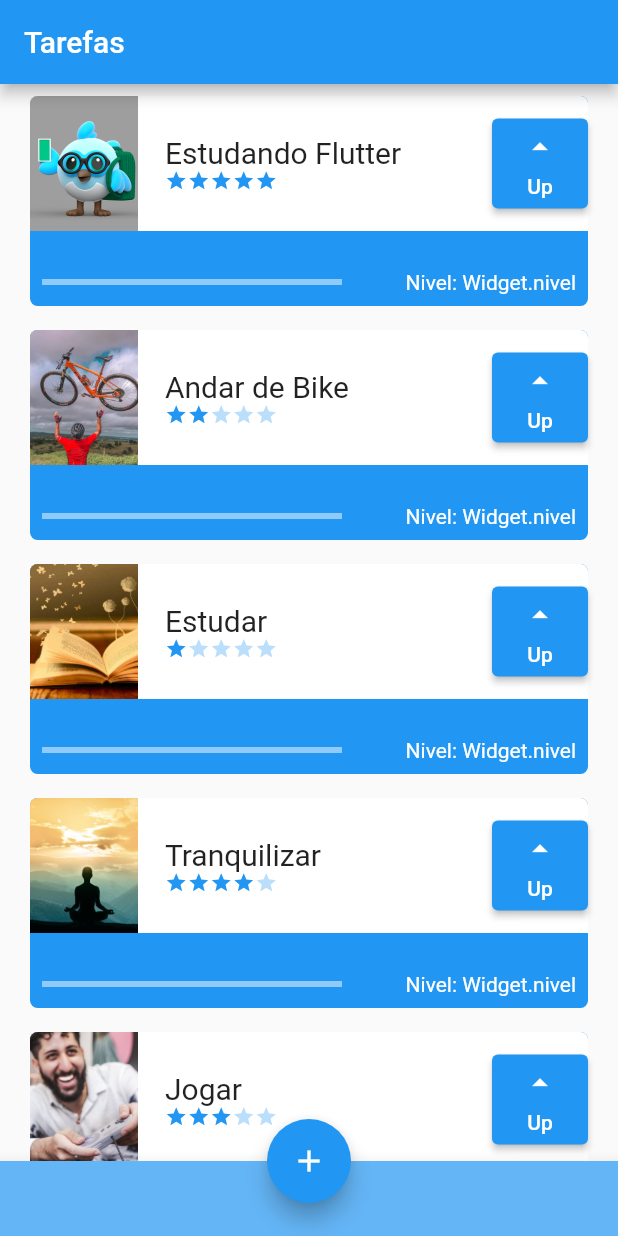
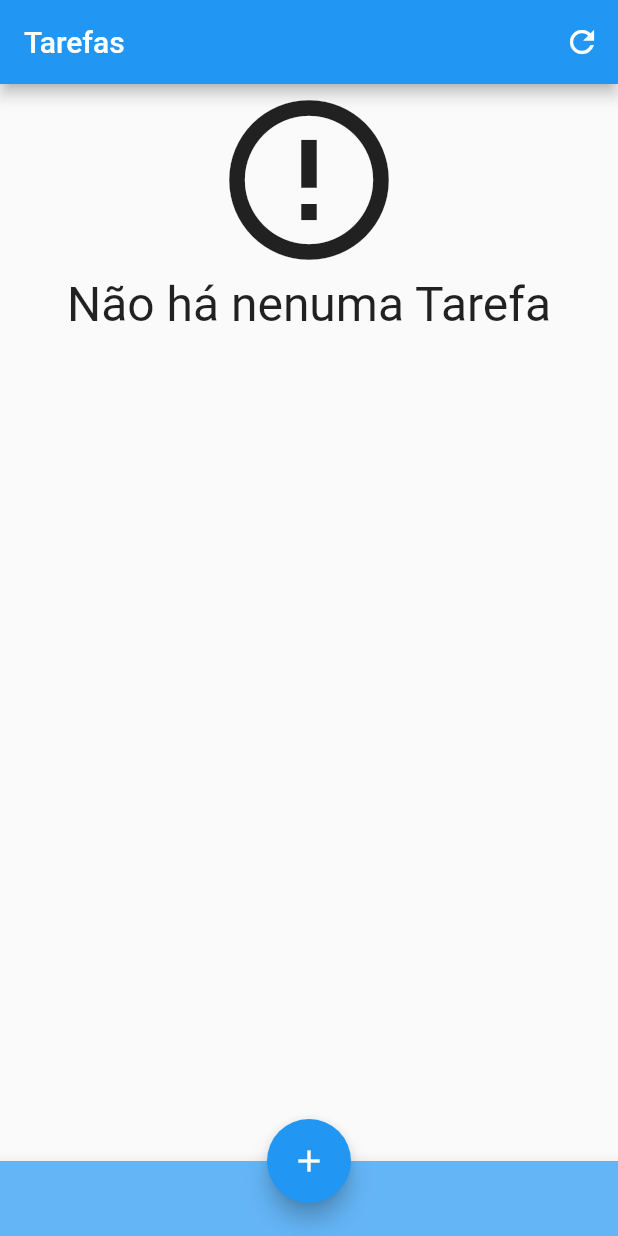
Before and after one commit to Jacksonsilvalopes/flutter_tarefas, a Flutter app: the screen it shows after launch, on a phone screen of 412 x 824 dp. Run offline on Flutter 3.47's test engine with Material 2 defaults, Android fonts, the phone set to English and light mode, and no system bars; our stand-ins replace sqflite; missing offline and left inert: animated_snack_bar; accounts and stored records are empty.

Commit message:
Imlementando integração do flutter com banco de dados sqflite

```diff
--- a/lib/components/task.dart
+++ b/lib/components/task.dart
@@ -1,4 +1,5 @@
 import 'package:flutter/material.dart';
+import 'package:tarefas/data/task_dao.dart';
 
 import 'difficult.dart';
 
@@ -112,6 +113,9 @@ class _TaskState extends State<Task> {
                               Text("Up"),
                             ],
                           ),
+                          onLongPress: (){
+                            TaskDao().delete(widget.name);
+                          },
                           onPressed: () {
                             setState(() {
                               ++widget.nivel;
--- a/lib/varios_screen/form_screen.dart
+++ b/lib/varios_screen/form_screen.dart
@@ -1,5 +1,7 @@
 import 'package:flutter/material.dart';
 import 'package:animated_snack_bar/animated_snack_bar.dart';
+import 'package:tarefas/components/task.dart';
+import 'package:tarefas/data/task_dao.dart';
 
 import '../data/task_inherited.dart';
 
@@ -9,7 +11,7 @@ const String _mesagemUrl = "Insira URL válida";
 const String _tituloAppBar = "Nova Tarefa";
 
 class FormScreen extends StatefulWidget {
-  const FormScreen({Key? key, required this.taskContext}  ) : super(key: key);
+  const FormScreen({Key? key, required this.taskContext}) : super(key: key);
 
   final BuildContext taskContext;
 
@@ -23,12 +25,13 @@ class _FormScreenState extends State<FormScreen> {
   TextEditingController imageController = TextEditingController();
   final _formKey = GlobalKey<FormState>();
 
-  bool valueValidator(String? value){
-    if(value != null && value.isEmpty){
+  bool valueValidator(String? value) {
+    if (value != null && value.isEmpty) {
       return true;
     }
     return false;
   }
+
   @override
   Widget build(BuildContext context) {
     return Form(
@@ -55,7 +58,7 @@ class _FormScreenState extends State<FormScreen> {
                       textAlign: TextAlign.center,
                       keyboardType: TextInputType.text,
                       validator: (value) {
-                        if (valueValidator(value)){
+                        if (valueValidator(value)) {
                           return _mesagemTarefa;
                         }
                         return null;
@@ -145,11 +148,12 @@ class _FormScreenState extends State<FormScreen> {
                   ElevatedButton(
                       onPressed: () {
                         if (_formKey.currentState!.validate()) {
-                          // utilizando metodo que adiciona a nova tarefa na lista
-                          TaskInherited.of(widget.taskContext).newTask(
-                              nameController.text,
-                              imageController.text,
-                              int.parse(difficultyController.text));
+                          TaskDao().save(Task(
+                            nameController.text,
+                            imageController.text,
+                            int.parse(difficultyController.text),
+                          ));
+
 
                           AnimatedSnackBar.material(
                             'Tarefa Salva',
--- a/lib/varios_screen/screen.dart
+++ b/lib/varios_screen/screen.dart
@@ -1,7 +1,8 @@
 import 'package:flutter/material.dart';
+import 'package:tarefas/components/task.dart';
+import 'package:tarefas/data/task_dao.dart';
 import 'package:tarefas/data/task_inherited.dart';
 import 'package:tarefas/varios_screen/form_screen.dart';
-
 
 class Screen extends StatefulWidget {
   const Screen({Key? key}) : super(key: key);
@@ -15,11 +16,80 @@ class _ScreenState extends State<Screen> {
   Widget build(BuildContext context) {
     return Scaffold(
       appBar: AppBar(
+        actions: [
+          IconButton(onPressed: (){
+            setState(() {
+
+            });
+          }, icon: Icon(Icons.refresh))
+        ],
         title: const Text("Tarefas"),
       ),
-      body: ListView(
-        // ignore: sort_child_properties_last
-        children: TaskInherited.of(context).taskList,padding: const EdgeInsets.only(bottom: 30),
+      body: Padding(
+        padding: const EdgeInsets.only(bottom: 30),
+        child: FutureBuilder<List<Task>>(
+            future: TaskDao().findAll(),
+            builder: (context, snapshot) {
+              List<Task>? itens = snapshot.data;
+              switch (snapshot.connectionState) {
+                case ConnectionState.none:
+                 return Center(
+                   child: Column(
+                     children: [
+                       CircularProgressIndicator(),
+                       Text('Carregando ...'),
+                     ],
+                   ),
+                 );
+                  break;
+                case ConnectionState.waiting:
+                  return Center(
+                    child: Column(
+                      children: [
+                        CircularProgressIndicator(),
+                        Text('Carregando ...'),
+                      ],
+                    ),
+                  );
+                  break;
+                case ConnectionState.active:
+                  return Center(
+                    child: Column(
+                      children: [
+                        CircularProgressIndicator(),
+                        Text('Carregando ...'),
+                      ],
+                    ),
+                  );
+                  break;
+                case ConnectionState.done:
+                  if (snapshot.hasData && itens != null) {
+                    if (itens.isNotEmpty) {
+                      return ListView.builder(
+                        itemCount: itens.length,
+                        itemBuilder: (BuildContext context, int index) {
+                          final Task tarefa = itens[index];
+                          return tarefa;
+                        },
+                      );
+                    }
+                    return Center(
+                      child: Column(
+                        children: [
+                          Icon(Icons.error_outline, size: 128),
+                          Text(
+                            'Não há nenuma Tarefa',
+                            style: TextStyle(fontSize: 32),
+                          )
+                        ],
+                      ),
+                    );
+                  }
+                  return Text('Erro ao carregar Tarefas');
+                  break;
+              }
+              return Text('Erro desconhecido');
+            }),
       ),
       floatingActionButton: FloatingActionButton(
         onPressed: () {
@@ -28,7 +98,10 @@ class _ScreenState extends State<Screen> {
             MaterialPageRoute(
               builder: (contextNew) => FormScreen(taskContext: context),
             ),
-          );
+          ).then((value) => setState((){
+            print('Recaregando tela inicial');
+
+          }));
         },
         child: const Icon(Icons.add),
       ),
```
